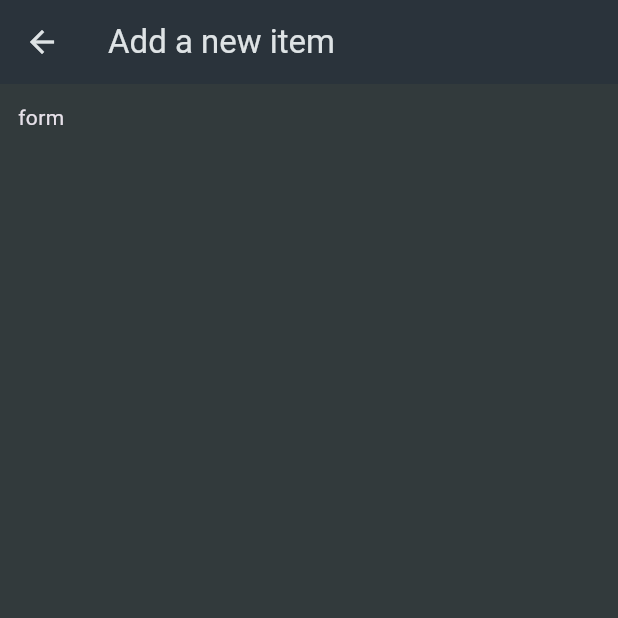
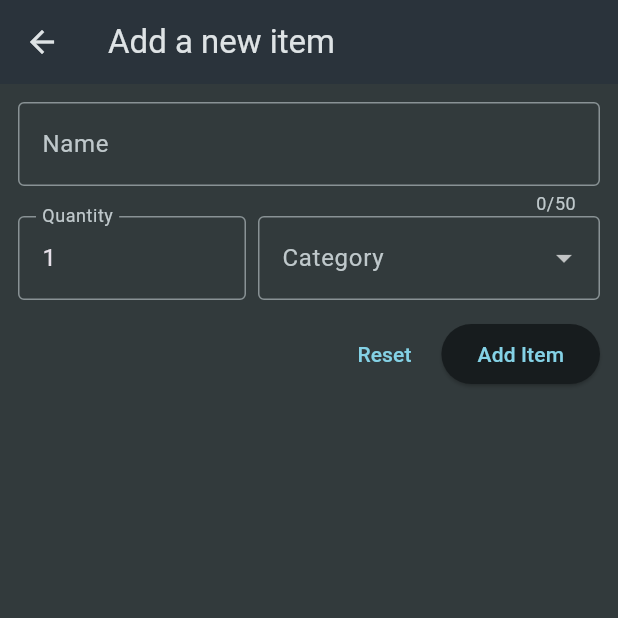
Before and after one commit to elnaddar/shopping_list_flutter_app, a Flutter app: the NewItem screen opened directly, on a phone screen of 412 x 824 dp, the top half of it. Run offline on Flutter 3.47's test engine with Material 3 defaults, Android fonts, the phone set to English and light mode, and no system bars.

Commit message:
made ad new item form UI

```diff
--- a/lib/widgets/new_item.dart
+++ b/lib/widgets/new_item.dart
@@ -1,4 +1,7 @@
+import 'package:flutter/cupertino.dart';
 import 'package:flutter/material.dart';
+import 'package:flutter/widgets.dart';
+import 'package:shopping_list_flutter_app/data/categories.dart';
 
 class NewItem extends StatefulWidget {
   const NewItem({super.key});
@@ -16,7 +19,77 @@ class _NewItemState extends State<NewItem> {
       ),
       body: Padding(
         padding: const EdgeInsets.all(12.0),
-        child: const Text("form"),
+        child: Form(
+          child: Column(
+            children: [
+              TextFormField(
+                maxLength: 50,
+                decoration: const InputDecoration(
+                  border: OutlineInputBorder(),
+                  label: Text("Name"),
+                ),
+              ),
+              Row(
+                children: [
+                  Expanded(
+                    flex: 2,
+                    child: TextFormField(
+                      decoration: const InputDecoration(
+                        border: OutlineInputBorder(),
+                        label: Text("Quantity"),
+                      ),
+                      initialValue: '1',
+                    ),
+                  ),
+                  const SizedBox(
+                    width: 8,
+                  ),
+                  Expanded(
+                    flex: 3,
+                    child: DropdownButtonFormField(
+                      decoration: const InputDecoration(
+                        border: OutlineInputBorder(),
+                        label: Text("Category"),
+                      ),
+                      items: [
+                        for (final cat in categories.entries)
+                          DropdownMenuItem(
+                            value: cat.value,
+                            child: Row(
+                              children: [
+                                SizedBox.square(
+                                  dimension: 16,
+                                  child: ColoredBox(color: cat.value.color),
+                                ),
+                                const SizedBox(width: 6),
+                                Text(cat.value.name)
+                              ],
+                            ),
+                          )
+                      ],
+                      onChanged: (value) {},
+                    ),
+                  )
+                ],
+              ),
+              const SizedBox(height: 12),
+              Row(
+                mainAxisAlignment: MainAxisAlignment.end,
+                children: [
+                  TextButton(
+                    onPressed: () {},
+                    child: const Text("Reset"),
+                  ),
+                  const SizedBox(width: 6),
+                  ElevatedButton(
+                    onPressed: () {},
+                    child: const Text("Add Item"),
+                  ),
+                ],
+              ),
+            ],
+          ),
+        ),
       ),
     );
   }
```
